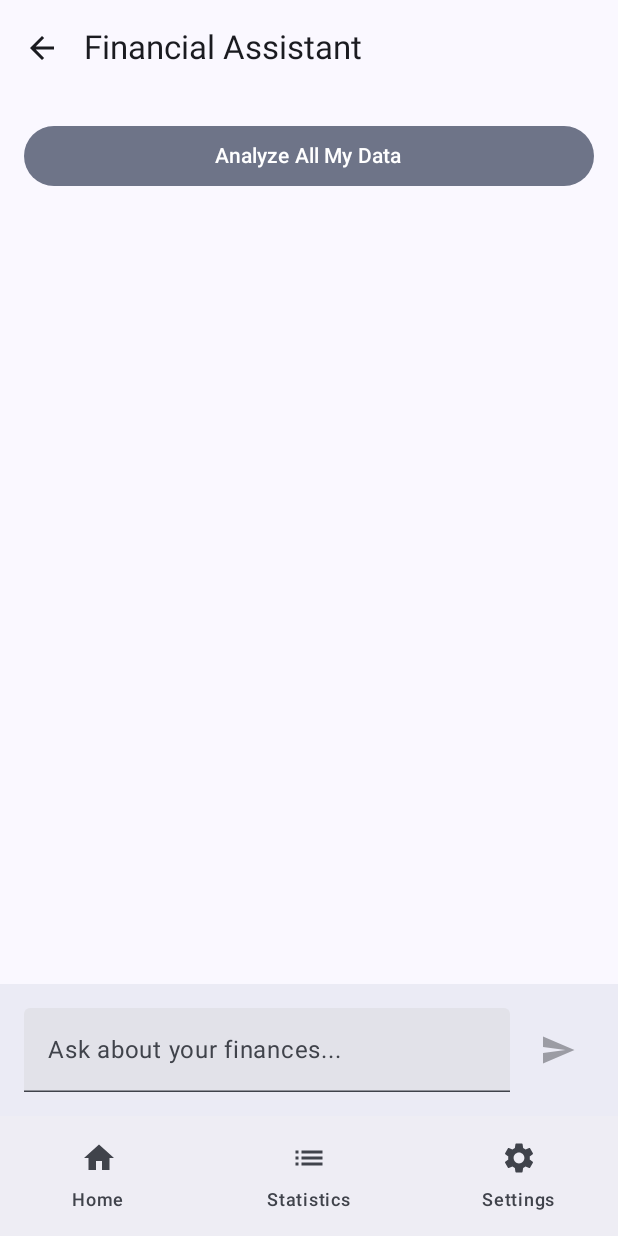
After one commit to lamooon/PennyKeeper, an Android app built with Jetpack Compose: the ChatAnalysisScreen screen opened through its navigation route, on a phone screen of 412 x 824 dp. The commit adds this screen. Run offline under Robolectric (Android 15) with nearby library versions, the phone set to English and light mode, and no system bars; our stand-ins replace Room's generated code.

Commit message:
Added Chatbot

```diff
--- a/app/src/main/AndroidManifest.xml
+++ b/app/src/main/AndroidManifest.xml
@@ -2,6 +2,8 @@
 <manifest xmlns:android="http://schemas.android.com/apk/res/android"
     xmlns:tools="http://schemas.android.com/tools">
     <uses-permission android:name="android.permission.RECORD_AUDIO" />
+    <uses-permission android:name="android.permission.INTERNET" />
+    <uses-permission android:name="android.permission.ACCESS_NETWORK_STATE" />
     <application
         android:allowBackup="true"
         android:dataExtractionRules="@xml/data_extraction_rules"
--- a/app/src/main/java/com/example/pennykeeper/AppViewModelFactory.kt
+++ b/app/src/main/java/com/example/pennykeeper/AppViewModelFactory.kt
@@ -32,7 +32,7 @@ class AppViewModelFactory(
             }
 
             modelClass.isAssignableFrom(SettingsViewModel::class.java) -> {
-                SettingsViewModel(settingsRepository, expenseRepository, themeRepository) as T
+                SettingsViewModel(settingsRepository, expenseRepository, categoryRepository, themeRepository) as T
             }
 
             modelClass.isAssignableFrom(EditExpenseViewModel::class.java) -> {
--- a/app/src/main/java/com/example/pennykeeper/ui/home/HomeScreen.kt
+++ b/app/src/main/java/com/example/pennykeeper/ui/home/HomeScreen.kt
@@ -132,7 +132,7 @@ fun HomeScreen(
                 // Clean up the text to get place
                 var place = text
                     // Remove common action words
-                    .replace(Regex("""^(add|spent|used|paid)\s+""", RegexOption.IGNORE_CASE), "")
+                    .replace(Regex("""^(add|spent|used|paid|spence)\s+""", RegexOption.IGNORE_CASE), "")
                     // Remove amount with possible dollar sign
                     .replace(Regex("""\$?\s*\d+(?:\.\d{1,2})?"""), "")
                     // Remove common prepositions
--- a/app/src/main/java/com/example/pennykeeper/ui/navigation/Navigation.kt
+++ b/app/src/main/java/com/example/pennykeeper/ui/navigation/Navigation.kt
@@ -35,6 +35,7 @@ import com.example.pennykeeper.ui.home.AddScreen
 import com.example.pennykeeper.ui.home.HomeScreen
 import com.example.pennykeeper.ui.home.HomeViewModel
 import com.example.pennykeeper.ui.settings.CategoryViewModel
+import com.example.pennykeeper.ui.settings.ChatAnalysisScreen
 import com.example.pennykeeper.ui.settings.DisplayModeScreen
 import com.example.pennykeeper.ui.settings.ManageCategoriesScreen
 import com.example.pennykeeper.ui.settings.PredictionScreen
@@ -108,7 +109,8 @@ fun Navigation(expenseRepository: ExpenseRepository, settingsRepository: Setting
                     onNavigateToBudget = { navController.navigate(NavigationDestination.SetBudget.route) },
                     onNavigateToCategories = { navController.navigate(NavigationDestination.ManageCategories.route) },
                     onNavigateToPrediction = { navController.navigate(NavigationDestination.ExpensePrediction.route) },
-                    onNavigateToDisplay = { navController.navigate(NavigationDestination.DisplayMode.route) }
+                    onNavigateToDisplay = { navController.navigate(NavigationDestination.DisplayMode.route) },
+                    onNavigateToChatAnalysis = { navController.navigate(NavigationDestination.ChatAnalysis.route) }
                 )
             }
 
@@ -131,6 +133,14 @@ fun Navigation(expenseRepository: ExpenseRepository, settingsRepository: Setting
             composable(NavigationDestination.ExpensePrediction.route) {
                 val settingsViewModel = viewModel<SettingsViewModel>(factory = factory)
                 PredictionScreen(
+                    settingsViewModel = settingsViewModel,
+                    onNavigateBack = { navController.popBackStack() }
+                )
+            }
+
+            composable(NavigationDestination.ChatAnalysis.route) {
+                val settingsViewModel = viewModel<SettingsViewModel>(factory = factory)
+                ChatAnalysisScreen(
                     settingsViewModel = settingsViewModel,
                     onNavigateBack = { navController.popBackStack() }
                 )
--- a/app/src/main/java/com/example/pennykeeper/ui/navigation/NavigationDestination.kt
+++ b/app/src/main/java/com/example/pennykeeper/ui/navigation/NavigationDestination.kt
@@ -8,11 +8,10 @@ sealed class NavigationDestination(val route: String) {
     object ManageCategories : NavigationDestination("settings/categories")
     object ExpensePrediction : NavigationDestination("settings/prediction")
     object DisplayMode : NavigationDestination("settings/displaymode")
-
-
     object EditExpense : NavigationDestination("edit/{expenseId}") {
         fun createRoute(expenseId: Int) = "edit/$expenseId"
         const val expenseIdArg = "expenseId"
     }
     object AddExpense : NavigationDestination("add")
+    object ChatAnalysis : NavigationDestination("settings/chat")
 }
--- /dev/null
+++ b/app/src/main/java/com/example/pennykeeper/ui/settings/ChatAnalysisScreen.kt
@@ -0,0 +1,117 @@
+package com.example.pennykeeper.ui.settings
+
+import androidx.compose.foundation.layout.*
+import androidx.compose.foundation.lazy.LazyColumn
+import androidx.compose.foundation.lazy.items
+import androidx.compose.material.icons.Icons
+import androidx.compose.material.icons.automirrored.filled.Send
+import androidx.compose.material.icons.filled.ArrowBack
+import androidx.compose.material.icons.filled.Send
+import androidx.compose.material3.*
+import androidx.compose.runtime.*
+import androidx.compose.ui.Alignment
+import androidx.compose.ui.Modifier
+import androidx.compose.ui.unit.dp
+
+@OptIn(ExperimentalMaterial3Api::class)
+@Composable
+fun ChatAnalysisScreen(
+    settingsViewModel: SettingsViewModel,
+    onNavigateBack: () -> Unit
+) {
+    var userInput by remember { mutableStateOf("") }
+    val chatHistory by settingsViewModel.chatHistory.collectAsState()
+    val isLoading by settingsViewModel.isAnalyzing.collectAsState()
+
+    Scaffold(
+        topBar = {
+            TopAppBar(
+                title = { Text("Financial Assistant") },
+                navigationIcon = {
+                    IconButton(onClick = onNavigateBack) {
+                        Icon(Icons.Default.ArrowBack, "Back")
+                    }
+                }
+            )
+        }
+    ) { paddingValues ->
+        Column(
+            modifier = Modifier
+                .fillMaxSize()
+                .padding(paddingValues)
+        ) {
+            // Chat history
+            LazyColumn(
+                modifier = Modifier
+                    .weight(1f)
+                    .padding(16.dp),
+                verticalArrangement = Arrangement.spacedBy(8.dp)
+            ) {
+                item {
+                    FilledTonalButton(
+                        onClick = { settingsViewModel.analyzeAllData() },
+                        modifier = Modifier.fillMaxWidth(),
+                        enabled = !isLoading
+                    ) {
+                        Text("Analyze All My Data")
+                    }
+                }
+
+                items(chatHistory) { message ->
+                    Surface(
+                        modifier = Modifier.fillMaxWidth(),
+                        color = if (message.isUser)
+                            MaterialTheme.colorScheme.primaryContainer
+                        else
+                            MaterialTheme.colorScheme.secondaryContainer,
+                        shape = MaterialTheme.shapes.medium
+                    ) {
+                        Text(
+                            text = message.content,
+                            modifier = Modifier.padding(16.dp)
+                        )
+                    }
+                }
+
+                if (isLoading) {
+                    item {
+                        CircularProgressIndicator(
+                            modifier = Modifier.align(Alignment.CenterHorizontally)
+                        )
+                    }
+                }
+            }
+
+            // Input area
+            Surface(
+                modifier = Modifier.fillMaxWidth(),
+                tonalElevation = 2.dp
+            ) {
+                Row(
+                    modifier = Modifier
+                        .padding(16.dp)
+                        .fillMaxWidth(),
+                    verticalAlignment = Alignment.CenterVertically
+                ) {
+                    TextField(
+                        value = userInput,
+                        onValueChange = { userInput = it },
+                        modifier = Modifier.weight(1f),
+                        placeholder = { Text("Ask about your finances...") },
+                        enabled = !isLoading
+                    )
+                    Spacer(modifier = Modifier.width(8.dp))
+                    IconButton(
+                        onClick = {
+                            settingsViewModel.sendMessage(userInput)
+                            userInput = ""
+                        },
+                        enabled = userInput.isNotBlank() && !isLoading
+                    ) {
+                        Icon(Icons.AutoMirrored.Filled.Send, "Send")
+                    }
+                }
+            }
+        }
+    }
+}
--- a/build.gradle.kts
+++ b/build.gradle.kts
@@ -2,6 +2,7 @@ buildscript {
     extra.apply {
         set("room_version", "2.6.0")
     }
+
 }
 
 plugins {
--- a/gradle/libs.versions.toml
+++ b/gradle/libs.versions.toml
@@ -9,6 +9,7 @@ lifecycleRuntimeKtx = "2.8.7"
 activityCompose = "1.9.3"
 composeBom = "2024.04.01"
 appcompat = "1.7.0"
+okhttp = "4.12.0"
 
 [libraries]
 androidx-core-ktx = { group = "androidx.core", name = "core-ktx", version.ref = "coreKtx" }
@@ -26,6 +27,7 @@ androidx-ui-test-manifest = { group = "androidx.compose.ui", name = "ui-test-man
 androidx-ui-test-junit4 = { group = "androidx.compose.ui", name = "ui-test-junit4" }
 androidx-material3 = { group = "androidx.compose.material3", name = "material3" }
 androidx-appcompat = { group = "androidx.appcompat", name = "appcompat", version.ref = "appcompat" }
+okhttp = { module = "com.squareup.okhttp3:okhttp", version.ref = "okhttp" }
 
 [plugins]
 android-application = { id = "com.android.application", version.ref = "agp" }
```
Also changed, not shown: app/build.gradle.kts (+35 -1 lines), app/src/main/java/com/example/pennykeeper/ui/settings/SettingsScreen.kt (+11 -1 lines), app/src/main/java/com/example/pennykeeper/ui/settings/SettingsViewModel.kt (+128 -25 lines), app/src/main/java/com/example/pennykeeper/utils/ai/FinancialAnalyzer.kt (added, +39 -0 lines), app/src/main/java/com/example/pennykeeper/utils/ai/HuggingFaceInferenceSvc.kt (added, +218 -0 lines), gradle.properties (line endings or trailing spaces), 2 other files.
